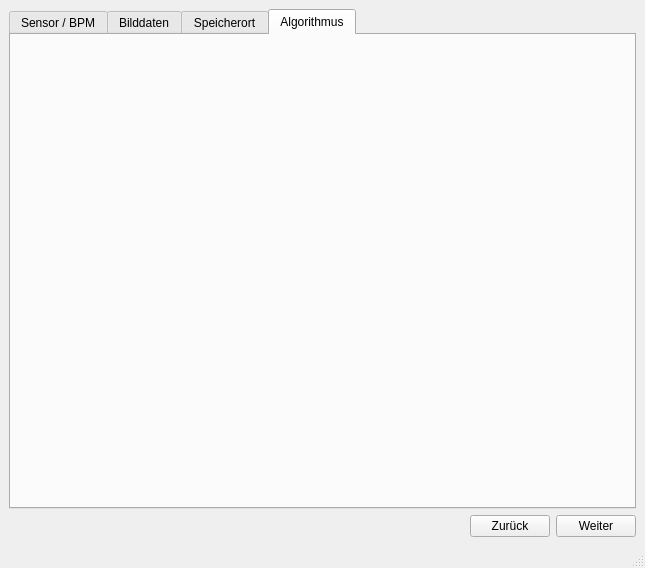
Old version of the form QT/badPixelMainWindow.ui in the repository TrandyAndy/Bad-Pixel.
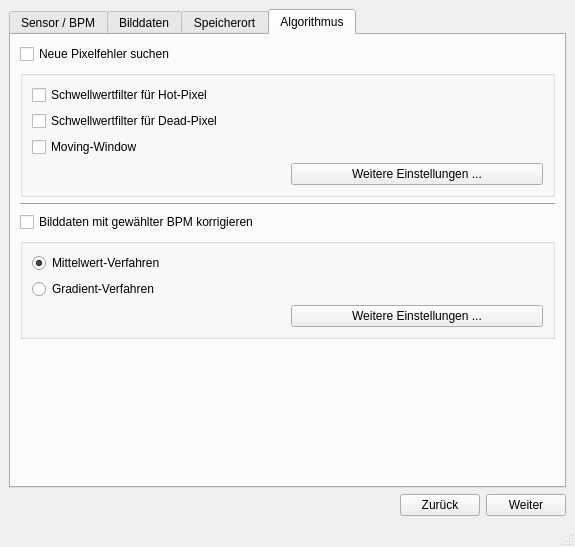
New version of the form. The open tabs and pages were chosen to show the change.

Commit message: aktuelle UI hochladen

Patch:
```diff
--- a/QT/badPixelMainWindow.ui
+++ b/QT/badPixelMainWindow.ui
@@ -6,10 +6,13 @@
    <rect>
     <x>0</x>
     <y>0</y>
-    <width>645</width>
-    <height>568</height>
+    <width>575</width>
+    <height>547</height>
    </rect>
   </property>
+  <property name="mouseTracking">
+   <bool>false</bool>
+  </property>
   <property name="windowTitle">
    <string>Pixelfehler Korrektur</string>
   </property>
@@ -19,65 +22,83 @@
      <layout class="QVBoxLayout" name="verticalLayout">
       <item>
        <widget class="QTabWidget" name="tabWidget">
+        <property name="enabled">
+         <bool>true</bool>
+        </property>
         <property name="currentIndex">
-         <number>2</number>
+         <number>0</number>
         </property>
-        <widget class="QWidget" name="tab">
+        <widget class="QWidget" name="tabBPM">
          <attribute name="title">
           <string>Sensor / BPM</string>
          </attribute>
-         <layout class="QVBoxLayout" name="verticalLayout_8">
+         <layout class="QVBoxLayout" name="verticalLayout_4">
           <item>
-           <layout class="QVBoxLayout" name="verticalLayout_7">
+           <layout class="QHBoxLayout" name="horizontalLayout_10">
             <item>
-             <layout class="QHBoxLayout" name="horizontalLayout_10">
-              <item>
-               <widget class="QLabel" name="label_6">
-                <property name="text">
-                 <string/>
-                </property>
-               </widget>
-              </item>
-              <item>
-               <widget class="QLabel" name="label">
-                <property name="text">
-                 <string>Speicherort Bad-Pixel-Map:</string>
-                </property>
-               </widget>
-              </item>
-              <item>
-               <widget class="QLineEdit" name="lineEdit_5"/>
-              </item>
-              <item>
-               <widget class="QPushButton" name="pushButton_13">
-                <property name="text">
-                 <string>Durchsuchen ...</string>
-                </property>
-               </widget>
-              </item>
-             </layout>
+             <widget class="QLabel" name="labelBPM">
+              <property name="text">
+               <string>Bad-Pixel-Map laden:</string>
+              </property>
+             </widget>
             </item>
             <item>
-             <widget class="QTextEdit" name="textEdit">
-              <property name="html">
-               <string>&lt;!DOCTYPE HTML PUBLIC &quot;-//W3C//DTD HTML 4.0//EN&quot; &quot;http://www.w3.org/TR/REC-html40/strict.dtd&quot;&gt;
+             <widget class="QLineEdit" name="lineEditBPM">
+              <property name="readOnly">
+               <bool>true</bool>
+              </property>
+             </widget>
+            </item>
+            <item>
+             <widget class="QPushButton" name="pushButtonBPM">
+              <property name="text">
+               <string>Durchsuchen ...</string>
+              </property>
+              <property name="autoDefault">
+               <bool>false</bool>
+              </property>
+              <property name="default">
+               <bool>false</bool>
+              </property>
+              <property name="flat">
+               <bool>false</bool>
+              </property>
+             </widget>
+            </item>
+           </layout>
+          </item>
+          <item>
+           <widget class="QTextEdit" name="textEditBPM">
+            <property name="verticalScrollBarPolicy">
+             <enum>Qt::ScrollBarAsNeeded</enum>
+            </property>
+            <property name="readOnly">
+             <bool>true</bool>
+            </property>
+            <property name="html">
+             <string>&lt;!DOCTYPE HTML PUBLIC &quot;-//W3C//DTD HTML 4.0//EN&quot; &quot;http://www.w3.org/TR/REC-html40/strict.dtd&quot;&gt;
 &lt;html&gt;&lt;head&gt;&lt;meta name=&quot;qrichtext&quot; content=&quot;1&quot; /&gt;&lt;style type=&quot;text/css&quot;&gt;
 p, li { white-space: pre-wrap; }
 &lt;/style&gt;&lt;/head&gt;&lt;body style=&quot; font-family:'.AppleSystemUIFont'; font-size:13pt; font-weight:400; font-style:normal;&quot;&gt;
+&lt;p style=&quot; margin-top:0px; margin-bottom:0px; margin-left:0px; margin-right:0px; -qt-block-indent:0; text-indent:0px;&quot;&gt;Name des Sensors:	CT3&lt;/p&gt;
 &lt;p style=&quot; margin-top:0px; margin-bottom:0px; margin-left:0px; margin-right:0px; -qt-block-indent:0; text-indent:0px;&quot;&gt;Sensor-Auflösung:	512 x 512&lt;/p&gt;
 &lt;p style=&quot; margin-top:0px; margin-bottom:0px; margin-left:0px; margin-right:0px; -qt-block-indent:0; text-indent:0px;&quot;&gt;Gelesene Bilder:	2200&lt;/p&gt;
 &lt;p style=&quot; margin-top:0px; margin-bottom:0px; margin-left:0px; margin-right:0px; -qt-block-indent:0; text-indent:0px;&quot;&gt;Anzahl Pixelfehler:	30&lt;/p&gt;
 &lt;p style=&quot; margin-top:0px; margin-bottom:0px; margin-left:0px; margin-right:0px; -qt-block-indent:0; text-indent:0px;&quot;&gt;Anteil Pixelfehler:	21 %&lt;/p&gt;
-&lt;p style=&quot; margin-top:0px; margin-bottom:0px; margin-left:0px; margin-right:0px; -qt-block-indent:0; text-indent:0px;&quot;&gt;Erstellungsadatum:	21.22.20&lt;/p&gt;
-&lt;p style=&quot;-qt-paragraph-type:empty; margin-top:0px; margin-bottom:0px; margin-left:0px; margin-right:0px; -qt-block-indent:0; text-indent:0px;&quot;&gt;&lt;br /&gt;&lt;/p&gt;&lt;/body&gt;&lt;/html&gt;</string>
-              </property>
-             </widget>
-            </item>
-           </layout>
+&lt;p style=&quot; margin-top:0px; margin-bottom:0px; margin-left:0px; margin-right:0px; -qt-block-indent:0; text-indent:0px;&quot;&gt;Erstellungsadatum:	21.22.20&lt;/p&gt;&lt;/body&gt;&lt;/html&gt;</string>
+            </property>
+           </widget>
+          </item>
+          <item>
+           <widget class="QPushButton" name="pushButton">
+            <property name="text">
+             <string>Neue Bad-Pixel-Map erstellen ...</string>
+            </property>
+           </widget>
           </item>
          </layout>
         </widget>
-        <widget class="QWidget" name="tab_2">
+        <widget class="QWidget" name="tabBilddaten">
          <attribute name="title">
           <string>Bilddaten</string>
          </attribute>
@@ -85,17 +106,21 @@
           <item>
            <layout class="QHBoxLayout" name="horizontalLayout_2">
             <item>
-             <widget class="QLabel" name="label_2">
+             <widget class="QLabel" name="labelBilddaten">
               <property name="text">
-               <string>Pfad der Bilddaten:</string>
+               <string>Ordner der Bilddaten:</string>
               </property>
              </widget>
             </item>
             <item>
-             <widget class="QLineEdit" name="lineEdit"/>
+             <widget class="QLineEdit" name="lineEditBildatenDurchsuchen">
+              <property name="readOnly">
+               <bool>true</bool>
+              </property>
+             </widget>
             </item>
             <item>
-             <widget class="QPushButton" name="pushButton_3">
+             <widget class="QPushButton" name="pushButtonBildatenDurchsuchen">
               <property name="text">
                <string>Durchsuchen ...</string>
               </property>
@@ -106,14 +131,14 @@
           <item>
            <layout class="QHBoxLayout" name="horizontalLayout_3">
             <item>
-             <widget class="QCheckBox" name="checkBox">
+             <widget class="QCheckBox" name="checkBoxBilddaten">
               <property name="text">
                <string>Unterordner auch importieren</string>
               </property>
              </widget>
             </item>
             <item>
-             <widget class="QPushButton" name="pushButton_4">
+             <widget class="QPushButton" name="pushButtonBildatenImportieren">
               <property name="text">
                <string>Bilder importieren</string>
               </property>
@@ -122,7 +147,7 @@
            </layout>
           </item>
           <item>
-           <widget class="QTableWidget" name="tableWidget">
+           <widget class="QTableWidget" name="tableWidgetBilddaten">
             <property name="selectionMode">
              <enum>QAbstractItemView::ExtendedSelection</enum>
             </property>
@@ -135,9 +160,6 @@
             <property name="sortingEnabled">
              <bool>false</bool>
             </property>
-            <property name="cornerButtonEnabled">
-             <bool>true</bool>
-            </property>
             <row>
              <property name="text">
               <string>1</string>
@@ -155,7 +177,7 @@
             </row>
             <row>
              <property name="text">
-              <string>11</string>
+              <string>4</string>
              </property>
             </row>
             <row>
@@ -258,14 +280,21 @@
           <item>
            <layout class="QHBoxLayout" name="horizontalLayout_5">
             <item>
-             <widget class="QPushButton" name="pushButton_6">
+             <widget class="QPushButton" name="pushButtonBilddatenAdd">
               <property name="text">
-               <string>Element löschen</string>
+               <string>Elemente hinzufügen ...</string>
               </property>
              </widget>
             </item>
             <item>
-             <widget class="QPushButton" name="pushButton_7">
+             <widget class="QPushButton" name="pushButtonBilddatenDelete">
+              <property name="text">
+               <string>Elemente löschen</string>
+              </property>
+             </widget>
+            </item>
+            <item>
+             <widget class="QPushButton" name="pushButtonBilddatenDeleteAll">
               <property name="text">
                <string>Gesamte Liste löschen</string>
               </property>
@@ -275,7 +304,7 @@
           </item>
          </layout>
         </widget>
-        <widget class="QWidget" name="tab_3">
+        <widget class="QWidget" name="tabSpeicherort">
          <attribute name="title">
           <string>Speicherort</string>
          </attribute>
@@ -290,10 +319,14 @@
              </widget>
             </item>
             <item>
-             <widget class="QLineEdit" name="lineEdit_2"/>
+             <widget class="QLineEdit" name="lineEdit_2">
+              <property name="readOnly">
+               <bool>true</bool>
+              </property>
+             </widget>
             </item>
             <item>
-             <widget class="QPushButton" name="pushButton_5">
+             <widget class="QPushButton" name="pushButtonSpeicherortDurchsuchen">
               <property name="text">
                <string>Durchsuchen ...</string>
               </property>
@@ -303,10 +336,210 @@
           </item>
          </layout>
         </widget>
-        <widget class="QWidget" name="tab_4">
+        <widget class="QWidget" name="tabAlgorithmus">
          <attribute name="title">
           <string>Algorithmus</string>
          </attribute>
+         <layout class="QVBoxLayout" name="verticalLayout_6">
+          <item>
+           <widget class="QCheckBox" name="checkBoxAlgorithmusSuchen">
+            <property name="text">
+             <string>Neue Pixelfehler suchen</string>
+            </property>
+           </widget>
+          </item>
+          <item>
+           <widget class="QGroupBox" name="groupBoxSuchen">
+            <property name="title">
+             <string/>
+            </property>
+            <layout class="QGridLayout" name="gridLayout">
+             <item row="0" column="0">
+              <widget class="QCheckBox" name="checkBox_4">
+               <property name="text">
+                <string>Schwellwertfilter für Hot-Pixel</string>
+               </property>
+              </widget>
+             </item>
+             <item row="0" column="1">
+              <spacer name="horizontalSpacer_2">
+               <property name="orientation">
+                <enum>Qt::Horizontal</enum>
+               </property>
+               <property name="sizeHint" stdset="0">
+                <size>
+                 <width>40</width>
+                 <height>20</height>
+                </size>
+               </property>
+              </spacer>
+             </item>
+             <item row="1" column="0">
+              <widget class="QCheckBox" name="checkBox_5">
+               <property name="text">
+                <string>Schwellwertfilter für Dead-Pixel</string>
+               </property>
+              </widget>
+             </item>
+             <item row="1" column="1">
+              <spacer name="horizontalSpacer_3">
+               <property name="orientation">
+                <enum>Qt::Horizontal</enum>
+               </property>
+               <property name="sizeHint" stdset="0">
+                <size>
+                 <width>40</width>
+                 <height>20</height>
+                </size>
+               </property>
+              </spacer>
+             </item>
+             <item row="2" column="0">
+              <widget class="QCheckBox" name="checkBox_6">
+               <property name="text">
+                <string>Moving-Window</string>
+               </property>
+              </widget>
+             </item>
+             <item row="2" column="1">
+              <spacer name="horizontalSpacer_4">
+               <property name="orientation">
+                <enum>Qt::Horizontal</enum>
+               </property>
+               <property name="sizeHint" stdset="0">
+                <size>
+                 <width>40</width>
+                 <height>20</height>
+                </size>
+               </property>
+              </spacer>
+             </item>
+             <item row="3" column="0">
+              <spacer name="horizontalSpacer_5">
+               <property name="orientation">
+                <enum>Qt::Horizontal</enum>
+               </property>
+               <property name="sizeHint" stdset="0">
+                <size>
+                 <width>40</width>
+                 <height>20</height>
+                </size>
+               </property>
+              </spacer>
+             </item>
+             <item row="3" column="1">
+              <widget class="QPushButton" name="pushButton_2">
+               <property name="text">
+                <string>Weitere Einstellungen ...</string>
+               </property>
+              </widget>
+             </item>
+            </layout>
+           </widget>
+          </item>
+          <item>
+           <widget class="Line" name="line">
+            <property name="orientation">
+             <enum>Qt::Horizontal</enum>
+            </property>
+           </widget>
+          </item>
+          <item>
+           <widget class="QCheckBox" name="checkBoxAlgorithmusKorrigieren">
+            <property name="text">
+             <string>Bilddaten mit gewählter BPM korrigieren</string>
+            </property>
+           </widget>
+          </item>
+          <item>
+           <widget class="QGroupBox" name="groupBoxKorrigieren">
+            <property name="enabled">
+             <bool>true</bool>
+            </property>
+            <property name="title">
+             <string/>
+            </property>
+            <layout class="QGridLayout" name="gridLayout_2">
+             <item row="0" column="0">
+              <widget class="QRadioButton" name="radioButton">
+               <property name="text">
+                <string>Mittelwert-Verfahren</string>
+               </property>
+               <property name="checked">
+                <bool>true</bool>
+               </property>
+              </widget>
+             </item>
+             <item row="0" column="1">
+              <spacer name="horizontalSpacer_6">
+               <property name="orientation">
+                <enum>Qt::Horizontal</enum>
+               </property>
+               <property name="sizeHint" stdset="0">
+                <size>
+                 <width>226</width>
+                 <height>20</height>
+                </size>
+               </property>
+              </spacer>
+             </item>
+             <item row="1" column="0">
+              <widget class="QRadioButton" name="radioButton_2">
+               <property name="text">
+                <string>Gradient-Verfahren</string>
+               </property>
+              </widget>
+             </item>
+             <item row="1" column="1" rowspan="2">
+              <spacer name="horizontalSpacer_7">
+               <property name="orientation">
+                <enum>Qt::Horizontal</enum>
+               </property>
+               <property name="sizeHint" stdset="0">
+                <size>
+                 <width>226</width>
+                 <height>20</height>
+                </size>
+               </property>
+              </spacer>
+             </item>
+             <item row="2" column="0" rowspan="2">
+              <spacer name="horizontalSpacer_8">
+               <property name="orientation">
+                <enum>Qt::Horizontal</enum>
+               </property>
+               <property name="sizeHint" stdset="0">
+                <size>
+                 <width>227</width>
+                 <height>20</height>
+                </size>
+               </property>
+              </spacer>
+             </item>
+             <item row="3" column="1">
+              <widget class="QPushButton" name="pushButton_8">
+               <property name="text">
+                <string>Weitere Einstellungen ...</string>
+               </property>
+              </widget>
+             </item>
+            </layout>
+           </widget>
+          </item>
+          <item>
+           <spacer name="verticalSpacer">
+            <property name="orientation">
+             <enum>Qt::Vertical</enum>
+            </property>
+            <property name="sizeHint" stdset="0">
+             <size>
+              <width>20</width>
+              <height>40</height>
+             </size>
+            </property>
+           </spacer>
+          </item>
+         </layout>
         </widget>
        </widget>
       </item>
@@ -326,17 +559,20 @@
          </spacer>
         </item>
         <item>
-         <widget class="QPushButton" name="pushButton_2">
+         <widget class="QPushButton" name="pushButtonMainBack">
           <property name="text">
            <string>Zurück</string>
           </property>
          </widget>
         </item>
         <item>
-         <widget class="QPushButton" name="pushButton">
+         <widget class="QPushButton" name="pushButtonMainForward">
           <property name="text">
            <string>Weiter</string>
           </property>
+          <property name="default">
+           <bool>false</bool>
+          </property>
          </widget>
         </item>
        </layout>
@@ -350,7 +586,7 @@
     <rect>
      <x>0</x>
      <y>0</y>
-     <width>645</width>
+     <width>575</width>
      <height>22</height>
     </rect>
    </property>
```
Left out of the diff: 20 changed lines with no effect on the pictures. The commit also changes 5 other files.
